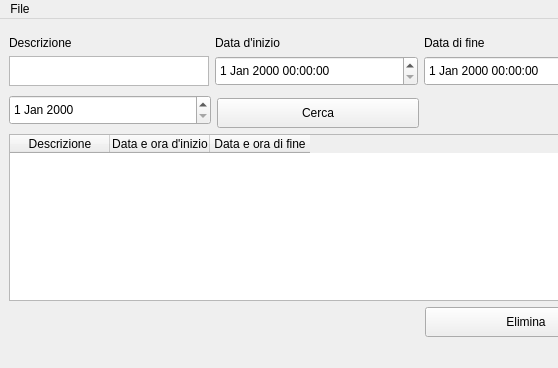
The window that View/mainwindow.ui (mala01-ctrl/Register) describes before a commit, drawn with Qt 5; both pictures show x 0 to 558 and y 0 to 368 of the 844 by 368 pixel window.
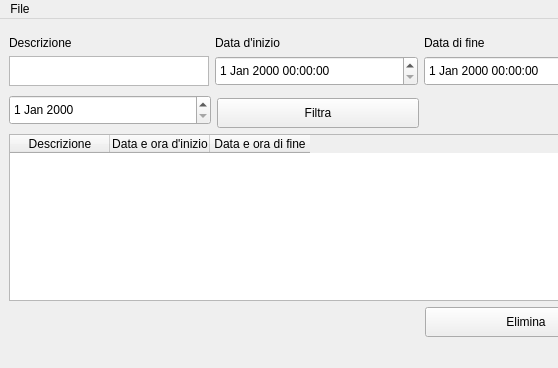
The same window after the commit.

Diff of the .ui file:
```diff
--- a/View/mainwindow.ui
+++ b/View/mainwindow.ui
@@ -69,7 +69,7 @@
        </size>
       </property>
       <property name="text">
-       <string>Cerca</string>
+       <string>Filtra</string>
       </property>
      </widget>
     </item>
```
Left out of the diff: 4 changed lines with no effect on the pictures.
